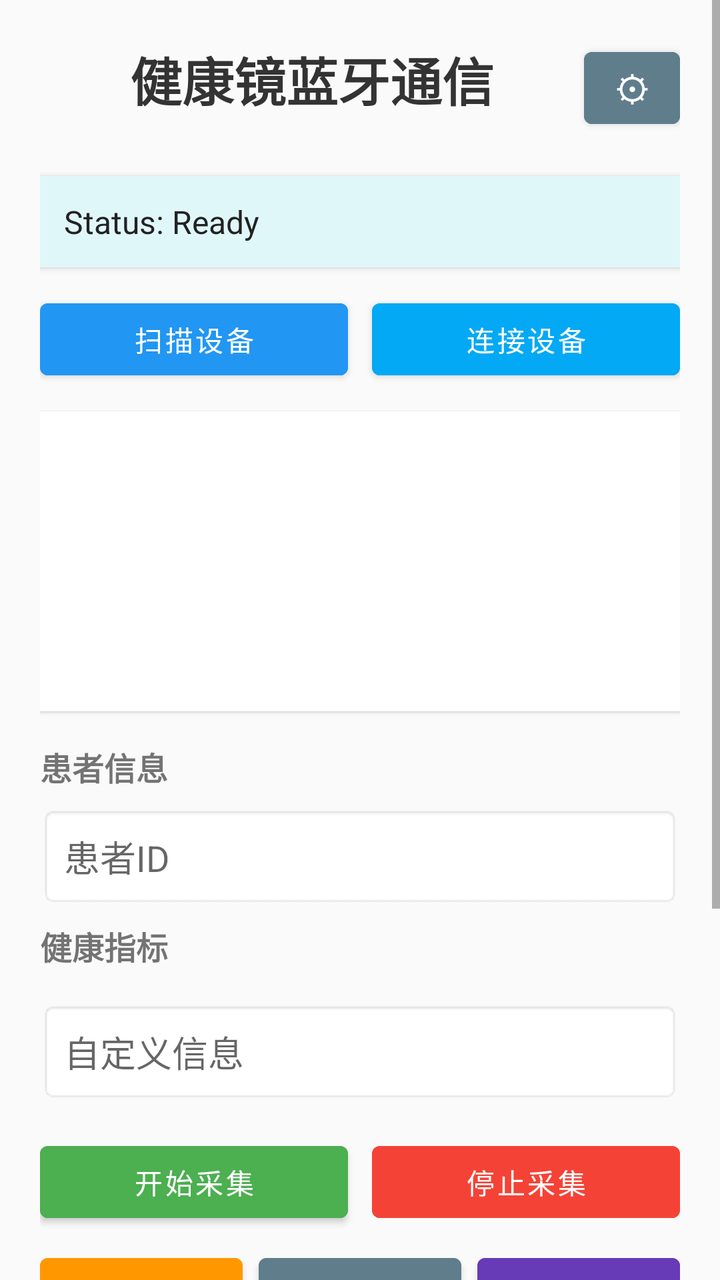
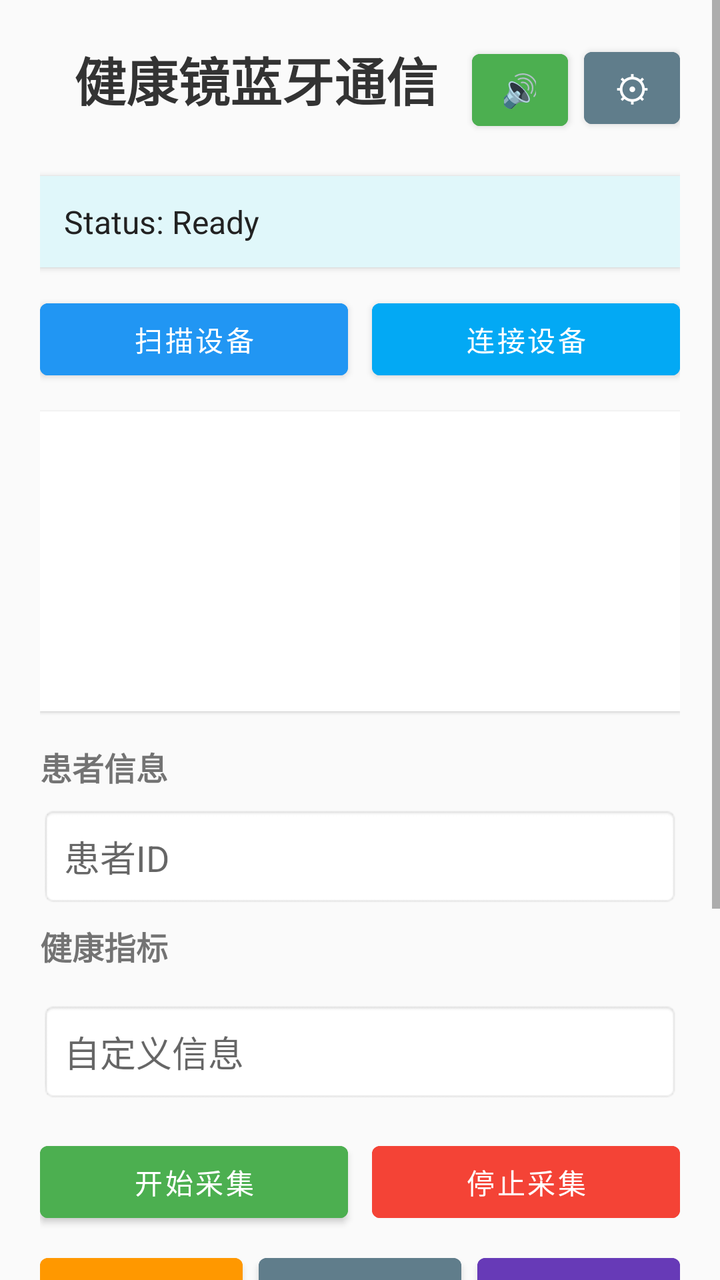

Screens rendered from an Android XML layout before and after an edit, with the pre-edit source and the edit as a unified diff.
<!-- AndroidManifest.xml: application theme Theme.HealthMirror -->
<!-- res/layout/activity_main.xml -->
<?xml version="1.0" encoding="utf-8"?>
<ScrollView xmlns:android="http://schemas.android.com/apk/res/android"
    android:layout_width="match_parent"
    android:layout_height="match_parent"
    android:background="#FAFAFA">

    <LinearLayout
        android:layout_width="match_parent"
        android:layout_height="wrap_content"
        android:orientation="vertical"
        android:padding="20dp">

        
        <LinearLayout
            android:layout_width="match_parent"
            android:layout_height="wrap_content"
            android:orientation="horizontal"
            android:layout_marginBottom="20dp">

            <TextView
                android:layout_width="0dp"
                android:layout_height="wrap_content"
                android:layout_weight="1"
                android:text="健康镜蓝牙通信"
                android:textSize="26sp"
                android:textStyle="bold"
                android:textColor="#333"
                android:gravity="center" />

            <Button
                android:id="@+id/settingsButton"
                android:layout_width="48dp"
                android:layout_height="48dp"
                android:text="⚙"
                android:textSize="18sp"
                android:backgroundTint="#607D8B"
                android:textColor="#fff" />
        </LinearLayout>

        
        <TextView
            android:id="@+id/statusText"
            android:layout_width="match_parent"
            android:layout_height="wrap_content"
            android:text="Status: Ready"
            android:textSize="16sp"
            android:padding="12dp"
            android:textColor="#222"
            android:background="#E0F7FA"
            android:layout_marginBottom="12dp"
            android:elevation="2dp" />

        
        <LinearLayout
            android:layout_width="match_parent"
            android:layout_height="wrap_content"
            android:orientation="horizontal"
            android:layout_marginBottom="12dp">

            <Button
                android:id="@+id/scanButton"
                android:layout_width="0dp"
                android:layout_height="wrap_content"
                android:layout_weight="1"
                android:text="扫描设备"
                android:backgroundTint="#2196F3"
                android:textColor="#fff"
                android:layout_marginEnd="6dp" />

            <Button
                android:id="@+id/connectButton"
                android:layout_width="0dp"
                android:layout_height="wrap_content"
                android:layout_weight="1"
                android:text="连接设备"
                android:backgroundTint="#03A9F4"
                android:textColor="#fff"
                android:layout_marginStart="6dp" />
        </LinearLayout>

        
        <ListView
            android:id="@+id/deviceListView"
            android:layout_width="match_parent"
            android:layout_height="150dp"
            android:background="#FFFFFF"
            android:divider="#ddd"
            android:dividerHeight="1dp"
            android:elevation="1dp"
            android:layout_marginBottom="16dp" />

        
        <LinearLayout
            android:layout_width="match_parent"
            android:layout_height="wrap_content"
            android:orientation="vertical"
            android:layout_marginBottom="16dp">

            <TextView
                android:layout_width="match_parent"
                android:layout_height="wrap_content"
                android:text="患者信息"
                android:textSize="16sp"
                android:textStyle="bold"
                android:layout_marginBottom="8dp"/>

            <EditText
                android:id="@+id/patientIdEdit"
                android:layout_width="match_parent"
                android:layout_height="wrap_content"
                android:hint="患者ID"
                android:inputType="number"
                android:padding="12dp"
                android:layout_marginBottom="8dp"
                android:background="@android:drawable/editbox_background"/>

            
            <LinearLayout
                android:layout_width="match_parent"
                android:layout_height="wrap_content"
                android:orientation="vertical"
                android:layout_marginBottom="16dp">

                <TextView
                    android:layout_width="match_parent"
                    android:layout_height="wrap_content"
                    android:text="健康指标"
                    android:textSize="16sp"
                    android:textStyle="bold"/>

                
                <ScrollView
                    android:layout_width="match_parent"
                    android:layout_height="wrap_content"
                    android:maxHeight="300dp">

                    <LinearLayout
                        android:id="@+id/healthIndicatorsContainer"
                        android:layout_width="match_parent"
                        android:layout_height="wrap_content"
                        android:orientation="vertical">
                        
                    </LinearLayout>
                </ScrollView>
            </LinearLayout>

            <EditText
                android:id="@+id/patientCustomInfoEdit"
                android:layout_width="match_parent"
                android:layout_height="wrap_content"
                android:hint="自定义信息"
                android:padding="12dp"
                android:background="@android:drawable/editbox_background"/>
        </LinearLayout>

        
        <LinearLayout
            android:layout_width="match_parent"
            android:layout_height="wrap_content"
            android:orientation="horizontal"
            android:layout_marginBottom="8dp">

            <Button
                android:id="@+id/startCaptureButton"
                android:layout_width="0dp"
                android:layout_height="wrap_content"
                android:layout_weight="1"
                android:text="开始采集"
                android:layout_marginEnd="6dp"
                android:backgroundTint="#4CAF50"
                android:textColor="#fff" />

            <Button
                android:id="@+id/stopCaptureButton"
                android:layout_width="0dp"
                android:layout_height="wrap_content"
                android:layout_weight="1"
                android:text="停止采集"
                android:layout_marginStart="6dp"
                android:backgroundTint="#F44336"
                android:textColor="#fff"
                android:enabled="false"/>
        </LinearLayout>

        
        <LinearLayout
            android:id="@+id/TimeBar"
            android:layout_width="match_parent"
            android:layout_height="wrap_content"
            android:orientation="vertical"
            android:layout_marginBottom="16dp"
            android:visibility="gone">

            <ProgressBar
                android:id="@+id/captureProgressBar"
                style="?android:attr/progressBarStyleHorizontal"
                android:layout_width="match_parent"
                android:layout_height="wrap_content"
                android:layout_marginBottom="4dp"/>

            <TextView
                android:id="@+id/captureTimeText"
                android:layout_width="match_parent"
                android:layout_height="wrap_content"
                android:text="00:00"
                android:textSize="14sp"
                android:gravity="center"/>
        </LinearLayout>

        
        <LinearLayout
            android:layout_width="match_parent"
            android:layout_height="wrap_content"
            android:orientation="horizontal"
            android:layout_marginBottom="12dp">

            <Button
                android:id="@+id/syncTimeButton"
                android:layout_width="0dp"
                android:layout_height="wrap_content"
                android:layout_weight="1"
                android:text="时间同步"
                android:layout_marginEnd="4dp"
                android:backgroundTint="#FF9800"
                android:textColor="#fff" />

            <Button
                android:id="@+id/refreshInfoButton"
                android:layout_width="0dp"
                android:layout_height="wrap_content"
                android:layout_weight="1"
                android:text="刷新信息"
                android:layout_marginStart="4dp"
                android:layout_marginEnd="4dp"
                android:backgroundTint="#607D8B"
                android:textColor="#fff" />

            <Button
                android:id="@+id/configWifiButton"
                android:layout_width="0dp"
                android:layout_height="wrap_content"
                android:layout_weight="1"
                android:text="配置网络"
                android:layout_marginStart="4dp"
                android:backgroundTint="#673AB7"
                android:textColor="#fff" />
        </LinearLayout>

        
        <Button
            android:id="@+id/capturePhotoButton"
            android:layout_width="match_parent"
            android:layout_height="wrap_content"
            android:text="拍照上传"
            android:layout_marginBottom="16dp"
            android:backgroundTint="#9C27B0"
            android:textColor="#fff"/>

        
        <TextView
            android:layout_width="match_parent"
            android:layout_height="wrap_content"
            android:text="设备信息:"
            android:textSize="18sp"
            android:textStyle="bold"
            android:textColor="#333"
            android:layout_marginBottom="8dp" />

        
        <TextView
            android:id="@+id/deviceInfoText"
            android:layout_width="match_parent"
            android:layout_height="wrap_content"
            android:minHeight="100dp"
            android:background="#F1F8E9"
            android:padding="12dp"
            android:text="暂无设备信息"
            android:textSize="14sp"
            android:textColor="#444" />
    </LinearLayout>
</ScrollView>
<!-- resources referenced by this layout -->
<resources>
  <style name="Theme.HealthMirror" parent="Theme.MaterialComponents.DayNight.NoActionBar">
          
          <item name="colorPrimary">@color/purple_500</item>
          <item name="colorPrimaryVariant">@color/purple_700</item>
          <item name="colorOnPrimary">@color/white</item>
          
          <item name="colorSecondary">@color/teal_200</item>
          <item name="colorSecondaryVariant">@color/teal_700</item>
          <item name="colorOnSecondary">@color/black</item>
          
          <item name="android:statusBarColor">?attr/colorPrimaryVariant</item>
          
      </style>
  <color name="purple_500">#FF6200EE</color>
  <color name="purple_700">#FF3700B3</color>
  <color name="white">#FFFFFFFF</color>
  <color name="teal_200">#FF03DAC5</color>
  <color name="teal_700">#FF018786</color>
  <color name="black">#FF000000</color>
</resources>

<!-- the commit's change to res/layout/activity_main.xml (unified diff, before → after) -->
@@ -26,6 +26,16 @@
                 android:textStyle="bold"
                 android:textColor="#333"
                 android:gravity="center" />
+
+            <Button
+                android:id="@+id/toggleTtsButton"
+                android:layout_width="48dp"
+                android:layout_height="48dp"
+                android:text="🔊"
+                android:textSize="16sp"
+                android:backgroundTint="#4CAF50"
+                android:textColor="#fff"
+                android:layout_marginEnd="8dp" />
 
             <Button
                 android:id="@+id/settingsButton"
